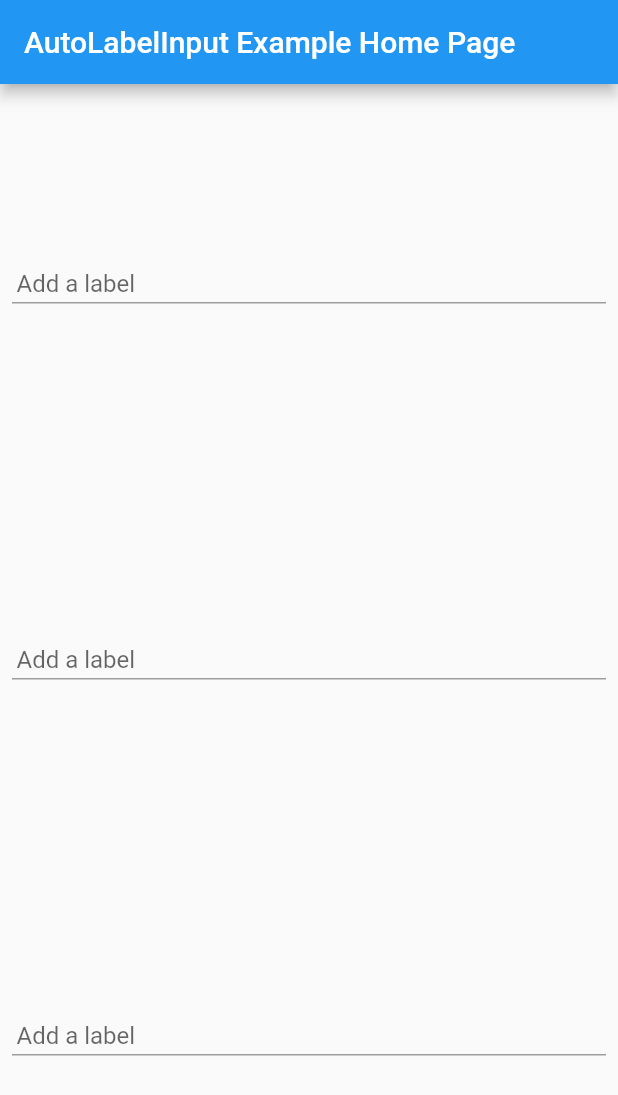
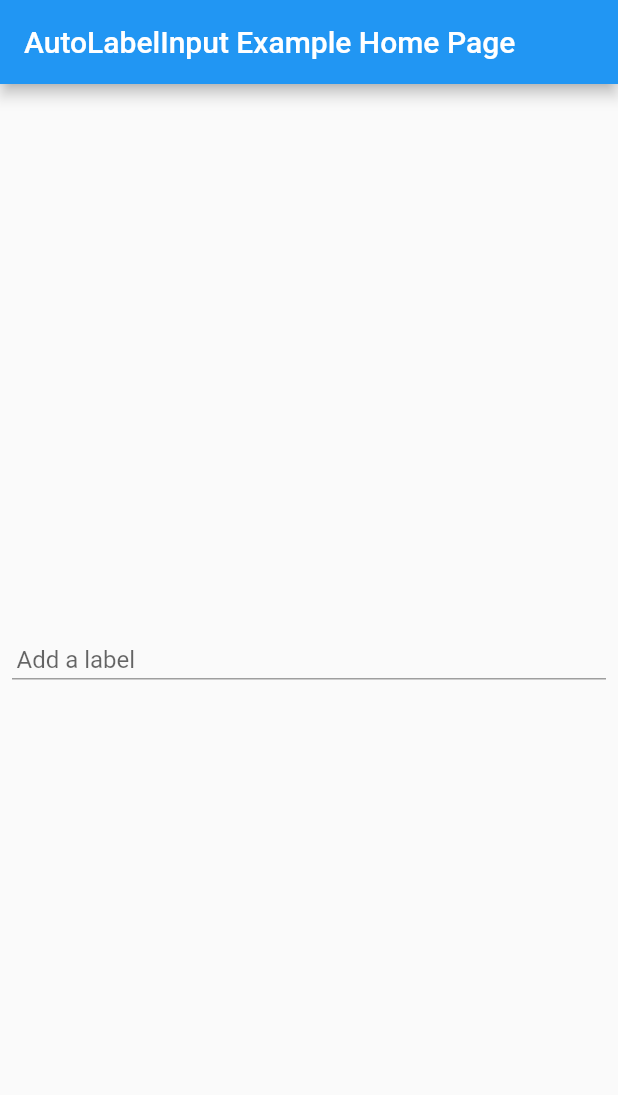
Before and after one commit to excing/flutter_autocomplete_label, a Flutter app: the screen it shows after launch, on a phone screen of 412 x 824 dp. Shown: the top 1095 px of the screen. Run offline on Flutter 3.47's test engine with Material 2 defaults, Android fonts, the phone set to English and light mode, and no system bars; missing offline and left inert: flutter_widget_offset.

Commit message:
Update example

```diff
--- a/example/lib/main.dart
+++ b/example/lib/main.dart
@@ -75,10 +75,7 @@ class _MyHomePageState extends State<MyHomePage> {
       ),
       body: Padding(
         padding: EdgeInsets.all(8.0),
-        child: Column(
-          children: [
-            Expanded(
-              flex: 1,
+        child: Center(
           child: Row(
             children: [
               Expanded(
@@ -90,34 +87,6 @@ class _MyHomePageState extends State<MyHomePage> {
             ],
           ),
         ),
-            Expanded(
-              flex: 1,
-              child: Row(
-                children: [
-                  Expanded(
-                    flex: 1,
-                    child: AutoLabelInput<String>(
-                      autoLabelInputController: _autoLabelInputController,
-                    ),
-                  ),
-                ],
-              ),
-            ),
-            Expanded(
-              flex: 1,
-              child: Row(
-                children: [
-                  Expanded(
-                    flex: 1,
-                    child: AutoLabelInput<String>(
-                      autoLabelInputController: _autoLabelInputController,
-                    ),
-                  ),
-                ],
-              ),
-            ),
-          ],
-        ),
       ),
     );
   }
```
Lines whose indentation alone changed are shown as unchanged.
